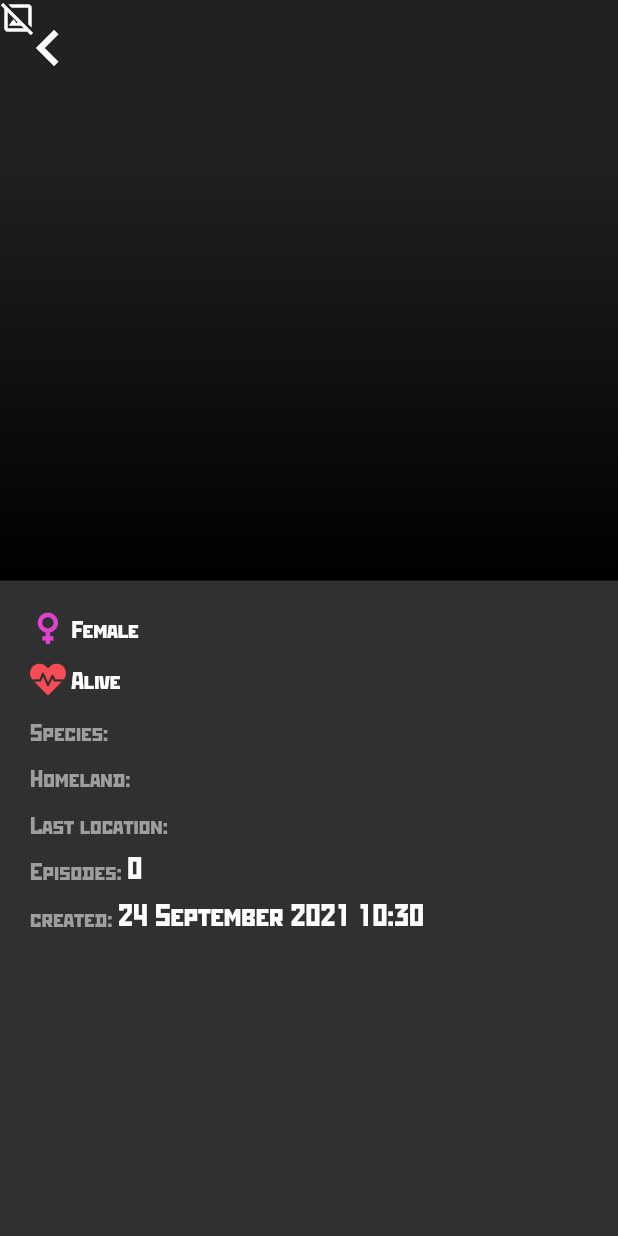
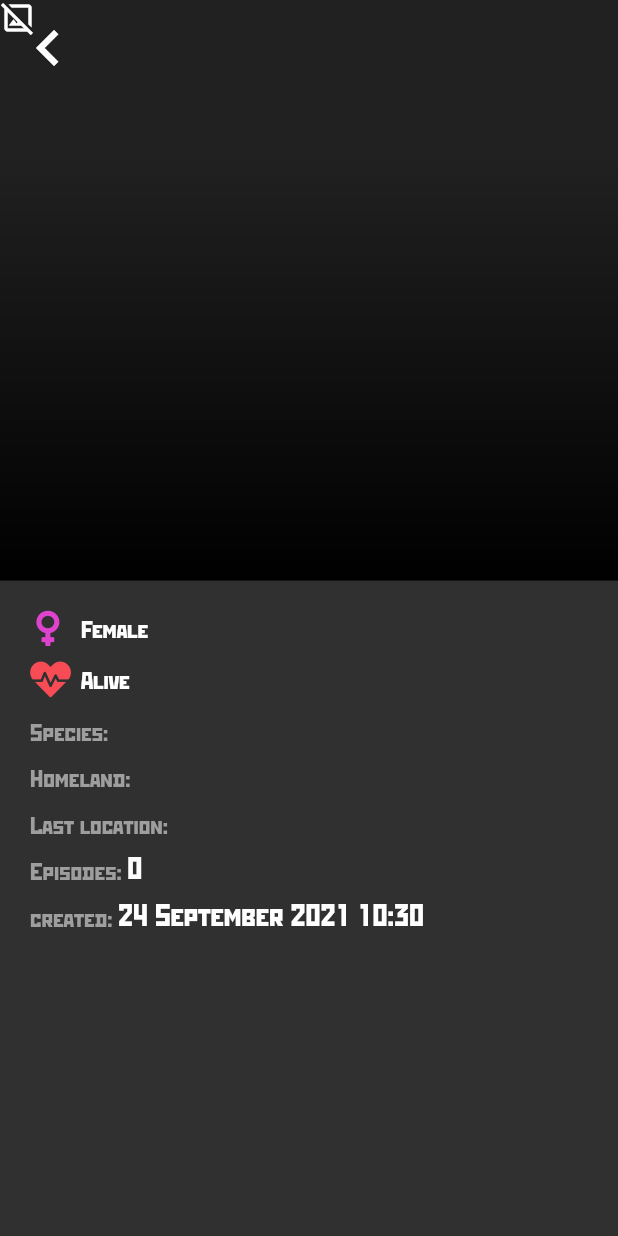
Before and after one commit to pchq/flutter-ricknmorty, a Flutter app: the CharacterPage screen opened directly with empty values, on a phone screen of 412 x 824 dp. Run offline on Flutter 3.47's test engine with Material 2 defaults, Android fonts, the light colour scheme and no system bars; drawn by our look-alikes of cached_network_image; our stand-ins replace bloc, equatable, flutter_bloc, get_it; network calls fail.

Commit message:
feat(view):

```diff
--- a/lib/common/rnm_icons.dart
+++ b/lib/common/rnm_icons.dart
@@ -21,12 +21,14 @@ class RnmIcons {
   static const _kFontFam = 'RnmIcons';
   static const String? _kFontPkg = null;
 
-  static const IconData deadalive = IconData(0xe801, fontFamily: _kFontFam, fontPackage: _kFontPkg);
-  static const IconData alive = IconData(0xe802, fontFamily: _kFontFam, fontPackage: _kFontPkg);
-  static const IconData dead = IconData(0xe803, fontFamily: _kFontFam, fontPackage: _kFontPkg);
-  static const IconData female = IconData(0xe804, fontFamily: _kFontFam, fontPackage: _kFontPkg);
-  static const IconData genderless = IconData(0xe805, fontFamily: _kFontFam, fontPackage: _kFontPkg);
-  static const IconData male = IconData(0xe806, fontFamily: _kFontFam, fontPackage: _kFontPkg);
-  static const IconData transgender = IconData(0xe807, fontFamily: _kFontFam, fontPackage: _kFontPkg);
-  static const IconData unknowngender = IconData(0xe808, fontFamily: _kFontFam, fontPackage: _kFontPkg);
+  static const IconData alive = IconData(0xe800, fontFamily: _kFontFam, fontPackage: _kFontPkg);
+  static const IconData dead = IconData(0xe801, fontFamily: _kFontFam, fontPackage: _kFontPkg);
+  static const IconData deadalive = IconData(0xe802, fontFamily: _kFontFam, fontPackage: _kFontPkg);
+  static const IconData female = IconData(0xe803, fontFamily: _kFontFam, fontPackage: _kFontPkg);
+  static const IconData genderless = IconData(0xe804, fontFamily: _kFontFam, fontPackage: _kFontPkg);
+  static const IconData male = IconData(0xe805, fontFamily: _kFontFam, fontPackage: _kFontPkg);
+  static const IconData transgender = IconData(0xe806, fontFamily: _kFontFam, fontPackage: _kFontPkg);
+  static const IconData unknowngender = IconData(0xe807, fontFamily: _kFontFam, fontPackage: _kFontPkg);
+  static const IconData deadalive2 = IconData(0xe808, fontFamily: _kFontFam, fontPackage: _kFontPkg);
+  static const IconData multigender = IconData(0xe809, fontFamily: _kFontFam, fontPackage: _kFontPkg);
 }
--- a/lib/common/theme_config.dart
+++ b/lib/common/theme_config.dart
@@ -1,17 +1,17 @@
 import 'package:flutter/material.dart';
 
 class ThemeConfig {
-  static Color darkGrey = const Color(0xFF24282f);
-  static Color mediumGrey = const Color(0xFF3c3e44);
-  static Color lightGrey = const Color(0xFF9e9e9e);
-  static Color textColor = Colors.white;
+  static const Color darkGrey = Color(0xFF24282f);
+  static const Color mediumGrey = Color(0xFF3c3e44);
+  static const Color lightGrey = Color(0xFF9e9e9e);
+  static const Color textColor = Colors.white;
 
-  static Color red = const Color(0xFFf74b55);
-  static Color pink = const Color(0xFFde43ce);
-  static Color blue = const Color(0xFF59bce7);
-  static Color green = const Color(0xFF92c84a);
-  static Color yellow = const Color(0xFFf9ff69);
-  static Color orange = const Color(0xFFe07f33);
+  static const Color red = Color(0xFFf74b55);
+  static const Color pink = Color(0xFFde43ce);
+  static const Color blue = Color(0xFF59bce7);
+  static const Color green = Color(0xFF92c84a);
+  static const Color yellow = Color(0xFFf9ff69);
+  static const Color orange = Color(0xFFe07f33);
 
   static ThemeData appTheme = ThemeData(
     brightness: Brightness.dark,
--- a/lib/presentation/bloc/all_characters/all_characters_cubit.dart
+++ b/lib/presentation/bloc/all_characters/all_characters_cubit.dart
@@ -26,7 +26,7 @@ class AllCharactersCubit extends Cubit<AllCharactersState> {
       characters.addAll(newCharacters);
       emit(AllCharactersLoaded(characters: characters));
     } catch (e) {
-      AllCharactersError(message: e.toString());
+      emit(AllCharactersError(message: e.toString()));
     }
   }
 }
--- a/lib/presentation/pages/character_page.dart
+++ b/lib/presentation/pages/character_page.dart
@@ -87,20 +87,19 @@ class CharacterPage extends StatelessWidget {
     final String label;
     switch (person.gender) {
       case CharacterGender.male:
-        icon = Icon(RnmIcons.male, color: ThemeConfig.blue);
+        icon = const Icon(RnmIcons.male, color: ThemeConfig.blue);
         label = 'Male';
         break;
       case CharacterGender.female:
-        icon = Icon(RnmIcons.female, color: ThemeConfig.pink);
+        icon = const Icon(RnmIcons.female, color: ThemeConfig.pink);
         label = 'Female';
-
         break;
       case CharacterGender.genderless:
-        icon = Icon(RnmIcons.genderless, color: ThemeConfig.green);
+        icon = const Icon(RnmIcons.genderless, color: ThemeConfig.green);
         label = 'Genderless';
         break;
       default: // unknown
-        icon = Icon(RnmIcons.unknowngender, color: ThemeConfig.yellow);
+        icon = const Icon(RnmIcons.unknowngender, color: ThemeConfig.yellow);
         label = 'Unknown gender';
     }
     return _buildIconSection(icon, label);
@@ -111,15 +110,15 @@ class CharacterPage extends StatelessWidget {
     final String label;
     switch (person.status) {
       case CharacterAliveStatus.alive:
-        icon = Icon(RnmIcons.alive, color: ThemeConfig.red);
+        icon = const Icon(RnmIcons.alive, color: ThemeConfig.red);
         label = 'Alive';
         break;
       case CharacterAliveStatus.dead:
-        icon = Icon(RnmIcons.dead, color: ThemeConfig.lightGrey);
+        icon = const Icon(RnmIcons.dead, color: ThemeConfig.lightGrey);
         label = 'Dead';
         break;
       default: // unknown
-        icon = Icon(RnmIcons.deadalive, color: ThemeConfig.orange);
+        icon = const Icon(RnmIcons.deadalive2, color: ThemeConfig.orange);
         label = 'Dead or alive unknown';
     }
     return _buildIconSection(icon, label);
@@ -130,9 +129,14 @@ class CharacterPage extends StatelessWidget {
       padding: const EdgeInsets.only(bottom: 10),
       child: Row(
         children: [
-          icon,
+          Padding(
+            padding: const EdgeInsets.only(right: 10),
+            child: Center(
+              child: icon,
+            ),
+          ),
           Text(
-            ' $text',
+            '$text',
             style: const TextStyle(
               fontSize: 16,
               // color: Colors.grey,
--- a/lib/presentation/widgets/circle_loader.dart
+++ b/lib/presentation/widgets/circle_loader.dart
@@ -6,8 +6,8 @@ class CircleLoader extends StatelessWidget {
 
   @override
   Widget build(BuildContext context) {
-    return Padding(
-      padding: const EdgeInsets.all(10),
+    return const Padding(
+      padding: EdgeInsets.all(10),
       child: Center(
         child: CircularProgressIndicator(
           color: ThemeConfig.green,
```
Also changed, not shown: assets/fonts/RnMIcons/config.json (+71 -43 lines), lib/common/helper.dart (added, +11 -0 lines), lib/presentation/pages/characters_page.dart (+11 -146 lines), lib/presentation/widgets/character_card.dart (+4 -4 lines), lib/presentation/widgets/custom_checkbox.dart (added, +52 -0 lines), lib/presentation/widgets/custom_radio_list.dart (added, +77 -0 lines), lib/presentation/widgets/filter.dart (added, +119 -0 lines), assets/fonts/RnMIcons/RnmIcons.ttf.
